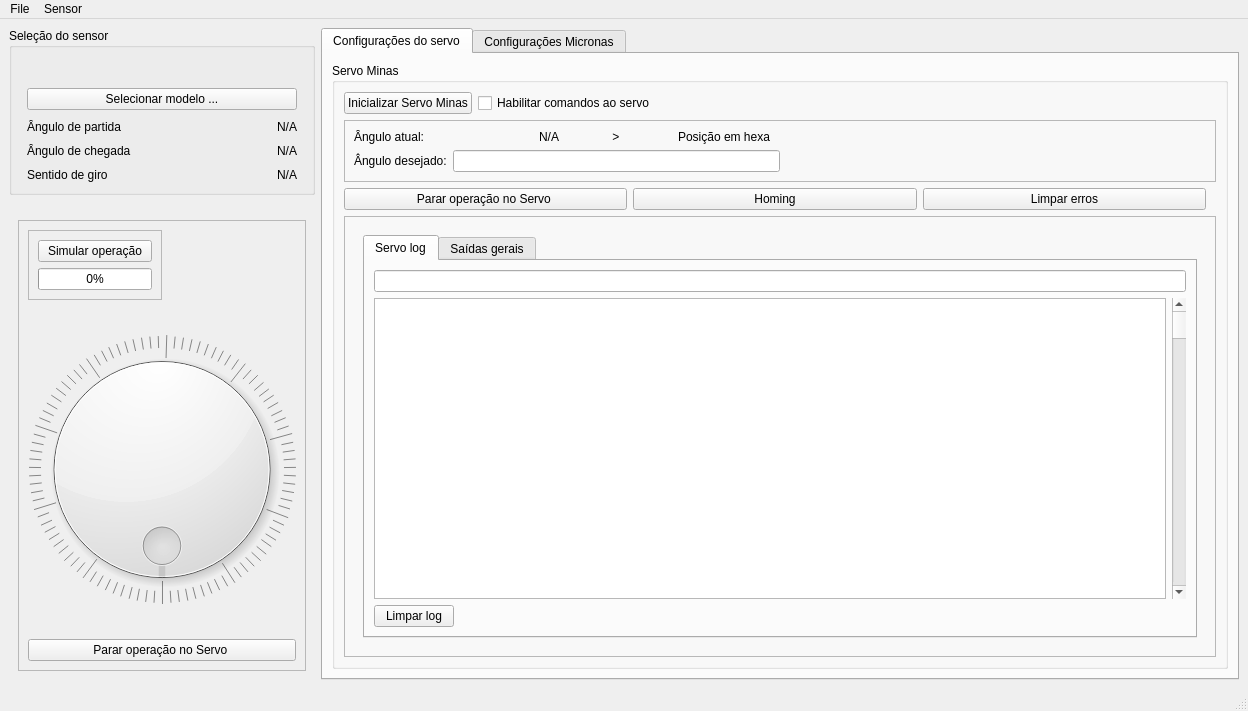
First picture: the form in mainwindow.ui, repository LucasDuarte026/QTMaat, before the edit.
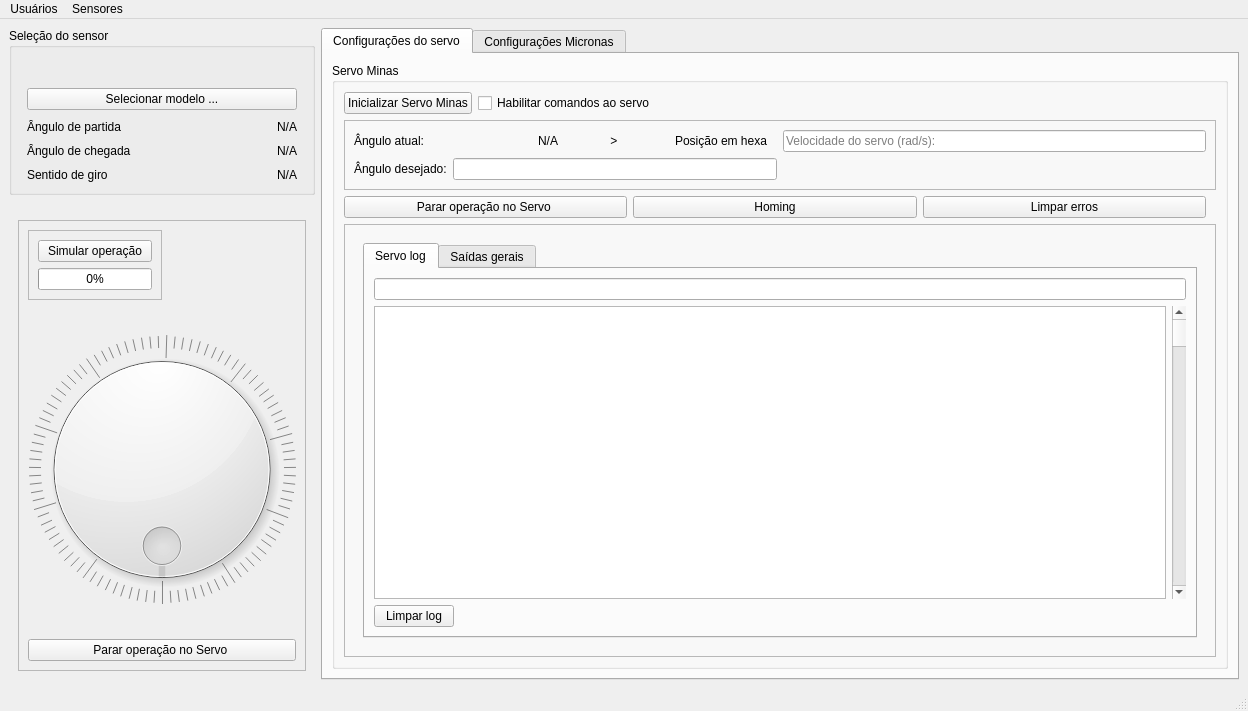
Second picture: the form after the edit. Icons and pictures are not drawn.

Commit message: Correção do MenuFile e agora funciona

```diff
--- a/mainwindow.ui
+++ b/mainwindow.ui
@@ -415,6 +415,13 @@
                   </property>
                  </spacer>
                 </item>
+                <item row="0" column="1">
+                 <widget class="QLineEdit" name="servo_velocity_setup">
+                  <property name="placeholderText">
+                   <string>Velocidade do servo (rad/s): </string>
+                  </property>
+                 </widget>
+                </item>
                </layout>
               </widget>
              </item>
@@ -621,33 +628,21 @@
      <height>23</height>
     </rect>
    </property>
-   <widget class="QMenu" name="menuFile">
-    <property name="enabled">
-     <bool>true</bool>
-    </property>
-    <property name="cursor">
-     <cursorShape>PointingHandCursor</cursorShape>
-    </property>
+   <widget class="QMenu" name="menuteste">
     <property name="title">
-     <string>File</string>
+     <string>Usuários</string>
     </property>
    </widget>
-   <widget class="QMenu" name="menuSensor">
-    <property name="enabled">
-     <bool>true</bool>
-    </property>
-    <property name="cursor">
-     <cursorShape>PointingHandCursor</cursorShape>
-    </property>
+   <widget class="QMenu" name="menuSensores">
     <property name="title">
-     <string>Sensor</string>
+     <string>Sensores</string>
     </property>
     <addaction name="actionVer_sensores"/>
     <addaction name="actionAdicionar"/>
     <addaction name="actionRemover"/>
    </widget>
-   <addaction name="menuFile"/>
-   <addaction name="menuSensor"/>
+   <addaction name="menuteste"/>
+   <addaction name="menuSensores"/>
   </widget>
   <widget class="QStatusBar" name="statusbar"/>
   <action name="actionVer_sensores">
```
Left out of the diff: 32 changed lines with no effect on the pictures. The commit also changes 5 other files.
